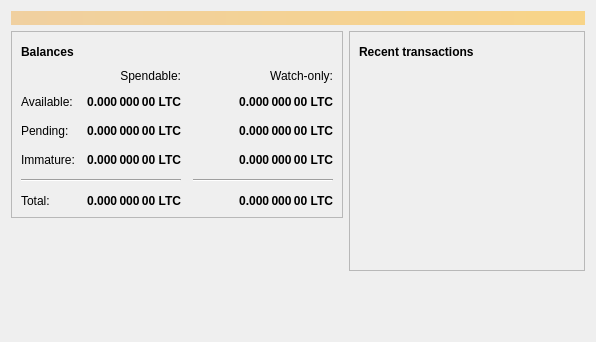
Above: src/qt/forms/overviewpage.ui from Feliphegomez/dm-core-1.0.0 before the change. Below: the same form after it.
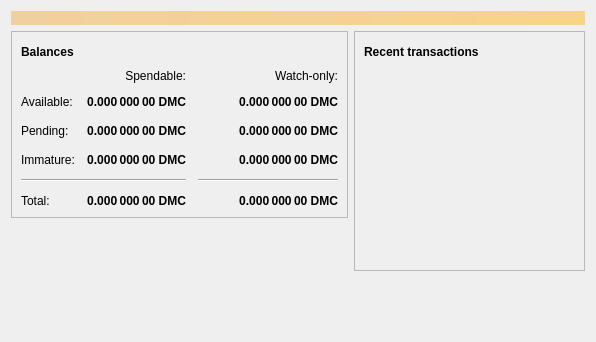
That is the form after the change. Icons and pictures are not drawn.

Diff of the .ui file:
```diff
--- a/src/qt/forms/overviewpage.ui
+++ b/src/qt/forms/overviewpage.ui
@@ -129,7 +129,7 @@
                <string>Unconfirmed transactions to watch-only addresses</string>
               </property>
               <property name="text">
-               <string notr="true">0.000 000 00 LTC</string>
+               <string notr="true">0.000 000 00 DMC</string>
               </property>
               <property name="alignment">
                <set>Qt::AlignRight|Qt::AlignTrailing|Qt::AlignVCenter</set>
@@ -154,7 +154,7 @@
                <string>Total of transactions that have yet to be confirmed, and do not yet count toward the spendable balance</string>
               </property>
               <property name="text">
-               <string notr="true">0.000 000 00 LTC</string>
+               <string notr="true">0.000 000 00 DMC</string>
               </property>
               <property name="alignment">
                <set>Qt::AlignRight|Qt::AlignTrailing|Qt::AlignVCenter</set>
@@ -179,7 +179,7 @@
                <string>Mined balance in watch-only addresses that has not yet matured</string>
               </property>
               <property name="text">
-               <string notr="true">0.000 000 00 LTC</string>
+               <string notr="true">0.000 000 00 DMC</string>
               </property>
               <property name="alignment">
                <set>Qt::AlignRight|Qt::AlignTrailing|Qt::AlignVCenter</set>
@@ -237,7 +237,7 @@
                <string>Mined balance that has not yet matured</string>
               </property>
               <property name="text">
-               <string notr="true">0.000 000 00 LTC</string>
+               <string notr="true">0.000 000 00 DMC</string>
               </property>
               <property name="alignment">
                <set>Qt::AlignRight|Qt::AlignTrailing|Qt::AlignVCenter</set>
@@ -282,7 +282,7 @@
                <string>Your current total balance</string>
               </property>
               <property name="text">
-               <string notr="true">0.000 000 00 LTC</string>
+               <string notr="true">0.000 000 00 DMC</string>
               </property>
               <property name="alignment">
                <set>Qt::AlignRight|Qt::AlignTrailing|Qt::AlignVCenter</set>
@@ -307,7 +307,7 @@
                <string>Current total balance in watch-only addresses</string>
               </property>
               <property name="text">
-               <string notr="true">0.000 000 00 LTC</string>
+               <string notr="true">0.000 000 00 DMC</string>
               </property>
               <property name="alignment">
                <set>Qt::AlignRight|Qt::AlignTrailing|Qt::AlignVCenter</set>
@@ -349,7 +349,7 @@
                <string>Your current spendable balance</string>
               </property>
               <property name="text">
-               <string notr="true">0.000 000 00 LTC</string>
+               <string notr="true">0.000 000 00 DMC</string>
               </property>
               <property name="alignment">
                <set>Qt::AlignRight|Qt::AlignTrailing|Qt::AlignVCenter</set>
@@ -374,7 +374,7 @@
                <string>Your current balance in watch-only addresses</string>
               </property>
               <property name="text">
-               <string notr="true">0.000 000 00 LTC</string>
+               <string notr="true">0.000 000 00 DMC</string>
               </property>
               <property name="alignment">
                <set>Qt::AlignRight|Qt::AlignTrailing|Qt::AlignVCenter</set>
```
Left out of the diff: 4 changed lines with no effect on the pictures.
